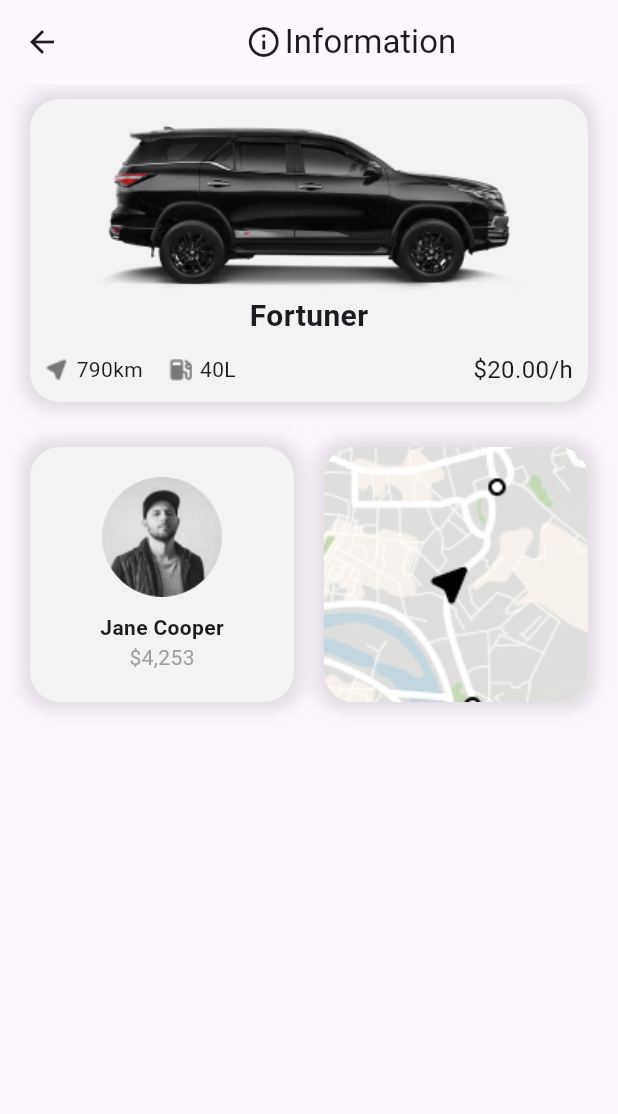
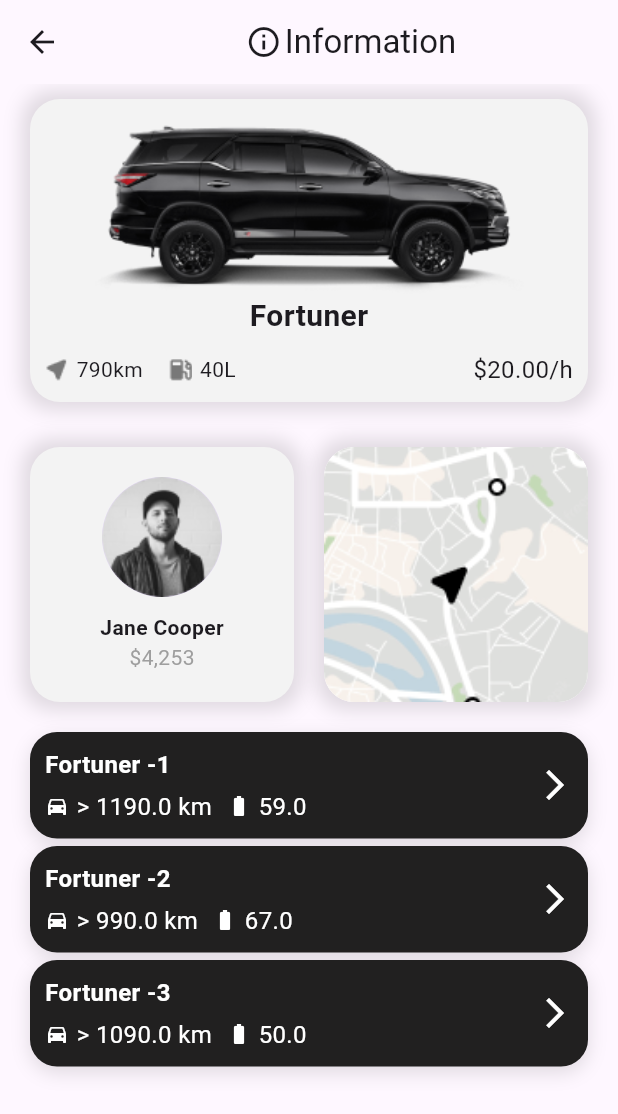
Before and after one commit to himanshulahoti20/CarRentApp_FlutterBLoC, a Flutter app: the CarListScreen screen opened directly, after a tap on "Fortuner", on a phone screen of 412 x 824 dp. Shown: the top 1114 px of the screen. Run offline on Flutter 3.47's test engine with Material 3 defaults, Android fonts, the phone set to English and light mode, and no system bars; our stand-ins replace firebase_core, flutter_map, latlong2; accounts and stored records are empty.

Commit message:
Maps Details Screen added.

```diff
--- a/lib/features/screens/car_details_screen.dart
+++ b/lib/features/screens/car_details_screen.dart
@@ -1,9 +1,12 @@
 import 'package:car_rent_app/data/models/car.dart';
+import 'package:car_rent_app/features/screens/maps_details_screen.dart';
 import 'package:car_rent_app/features/widgets/car_card.dart';
+import 'package:car_rent_app/features/widgets/more_card.dart';
 import 'package:flutter/material.dart';
 
 class CarDetailsScreen extends StatelessWidget {
-  const CarDetailsScreen({super.key});
+  final Car car;
+  const CarDetailsScreen({super.key, required this.car});
 
   @override
   Widget build(BuildContext context) {
@@ -26,11 +29,11 @@ class CarDetailsScreen extends StatelessWidget {
         children: [
           CarCard(
             car: Car(
-              model: 'Fortuner',
-              color: 'Black',
-              distance: 790,
-              fuelCapacity: 40,
-              pricePerHour: 20,
+              model: car.model,
+              color: car.color,
+              distance: car.distance,
+              fuelCapacity: car.fuelCapacity,
+              pricePerHour: car.pricePerHour,
             ),
           ),
           const SizedBox(
@@ -80,6 +83,23 @@ class CarDetailsScreen extends StatelessWidget {
                   width: 20,
                 ),
                 Expanded(
+                  child: GestureDetector(
+                    onTap: () {
+                      Navigator.push(
+                        context,
+                        MaterialPageRoute(
+                          builder: (context) => MapsDetailsScreen(
+                            car: Car(
+                              model: car.model,
+                              color: car.color,
+                              distance: car.distance,
+                              fuelCapacity: car.fuelCapacity,
+                              pricePerHour: car.pricePerHour,
+                            ),
+                          ),
+                        ),
+                      );
+                    },
                     child: Container(
                       height: 170,
                       decoration: BoxDecoration(
@@ -95,9 +115,51 @@ class CarDetailsScreen extends StatelessWidget {
                           BoxShadow(
                             color: Colors.black12,
                             blurRadius: 10,
-                            spreadRadius: 5)
+                            spreadRadius: 5,
+                          )
                         ],
                       ),
+                    ),
+                  ),
+                ),
+              ],
+            ),
+          ),
+          Container(
+            padding: const EdgeInsets.all(20),
+            child: Column(
+              children: [
+                MoreCard(
+                  car: Car(
+                    model: "${car.model} -1",
+                    color: car.color,
+                    distance: car.distance + 400,
+                    fuelCapacity: car.fuelCapacity + 19,
+                    pricePerHour: car.pricePerHour,
+                  ),
+                ),
+                const SizedBox(
+                  height: 5,
+                ),
+                MoreCard(
+                  car: Car(
+                    model: "${car.model} -2",
+                    color: car.color,
+                    distance: car.distance + 200,
+                    fuelCapacity: car.fuelCapacity + 27,
+                    pricePerHour: car.pricePerHour,
+                  ),
+                ),
+                const SizedBox(
+                  height: 5,
+                ),
+                MoreCard(
+                  car: Car(
+                    model: "${car.model} -3",
+                    color: car.color,
+                    distance: car.distance + 300,
+                    fuelCapacity: car.fuelCapacity + 10,
+                    pricePerHour: car.pricePerHour,
                   ),
                 ),
               ],
--- a/lib/features/screens/onboarding_screen.dart
+++ b/lib/features/screens/onboarding_screen.dart
@@ -49,11 +49,11 @@ class OnboardingScreen extends StatelessWidget {
                   height: 54,
                   child: ElevatedButton(
                     onPressed: () {
-                      Navigator.push(
-                        context,
+                      Navigator.of(context).pushAndRemoveUntil(
                         MaterialPageRoute(
-                          builder: (context) =>  CarListScreen(),
+                          builder: (context) => CarListScreen(),
                         ),
+                        (route) => false,
                       );
                     },
                     style: ElevatedButton.styleFrom(
--- a/lib/features/widgets/car_card.dart
+++ b/lib/features/widgets/car_card.dart
@@ -13,7 +13,9 @@ class CarCard extends StatelessWidget {
         Navigator.push(
           context,
           MaterialPageRoute(
-            builder: (context) => const CarDetailsScreen(),
+            builder: (context) => CarDetailsScreen(
+              car: car,
+            ),
           ),
         );
       },
--- /dev/null
+++ b/lib/features/widgets/more_card.dart
@@ -0,0 +1,79 @@
+import 'package:car_rent_app/data/models/car.dart';
+import 'package:flutter/material.dart';
+
+class MoreCard extends StatelessWidget {
+  final Car car;
+
+  const MoreCard({super.key, required this.car});
+
+  @override
+  Widget build(BuildContext context) {
+    return Container(
+      padding: const EdgeInsets.all(10),
+      decoration: BoxDecoration(
+        color: const Color(0xff212020),
+        borderRadius: BorderRadius.circular(18),
+        boxShadow: const [
+          BoxShadow(color: Colors.black12, blurRadius: 10, offset: Offset(0, 4))
+        ],
+      ),
+      child: Row(
+        mainAxisAlignment: MainAxisAlignment.spaceBetween,
+        children: [
+          Column(
+            crossAxisAlignment: CrossAxisAlignment.start,
+            children: [
+              Text(
+                car.model,
+                style: const TextStyle(
+                  color: Colors.white,
+                  fontSize: 16,
+                  fontWeight: FontWeight.bold,
+                ),
+              ),
+              const SizedBox(
+                height: 5,
+              ),
+              Row(
+                children: [
+                  const Icon(
+                    Icons.directions_car,
+                    color: Colors.white,
+                    size: 16,
+                  ),
+                  const SizedBox(
+                    width: 5,
+                  ),
+                  Text(
+                    '> ${car.distance} km',
+                    style: const TextStyle(color: Colors.white, fontSize: 16),
+                  ),
+                  const SizedBox(
+                    width: 10,
+                  ),
+                  const Icon(
+                    Icons.battery_full,
+                    color: Colors.white,
+                    size: 16,
+                  ),
+                  const SizedBox(
+                    width: 5,
+                  ),
+                  Text(
+                    car.fuelCapacity.toString(),
+                    style: const TextStyle(color: Colors.white, fontSize: 16),
+                  ),
+                ],
+              )
+            ],
+          ),
+          const Icon(
+            Icons.arrow_forward_ios,
+            color: Colors.white,
+            size: 24,
+          )
+        ],
+      ),
+    );
+  }
+}
--- a/pubspec.yaml
+++ b/pubspec.yaml
@@ -34,6 +34,8 @@ dependencies:
   google_fonts: ^6.2.1
   cloud_firestore: ^5.0.2
   firebase_core: ^3.1.1
+  flutter_map: ^7.0.1
+  latlong2: ^0.9.1
 
 dev_dependencies:
   flutter_test:
```
Also changed, not shown: lib/features/screens/maps_details_screen.dart (added, +232 -0 lines), pubspec.lock, 3 other files. Lines whose indentation alone changed are shown as unchanged.
